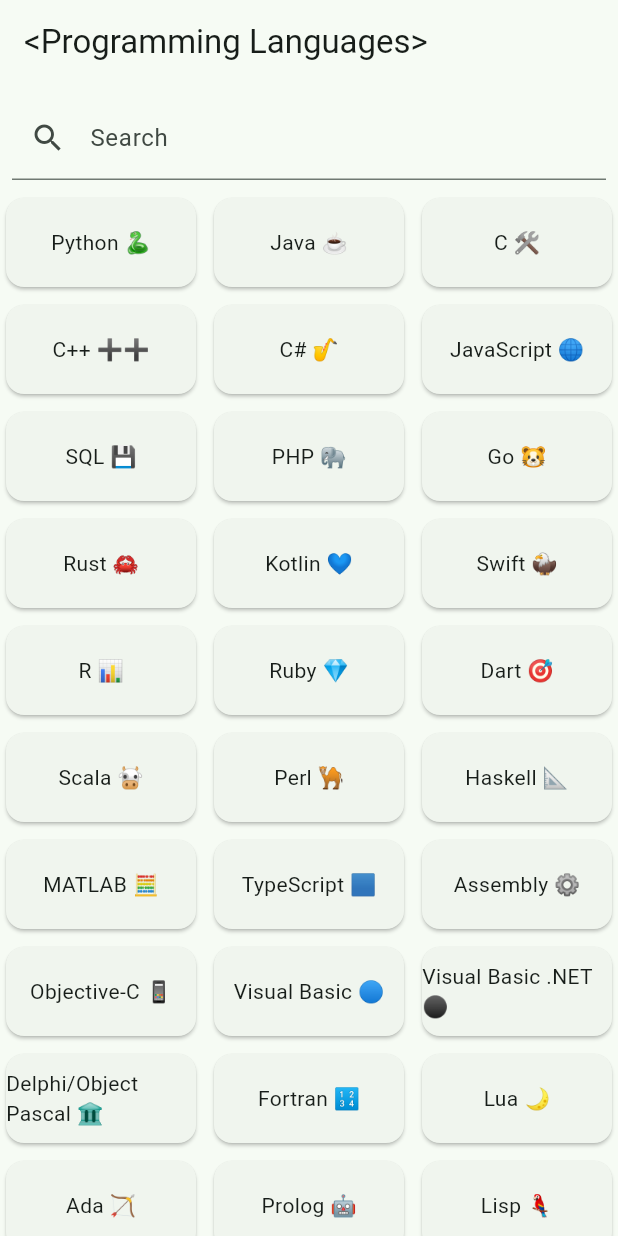
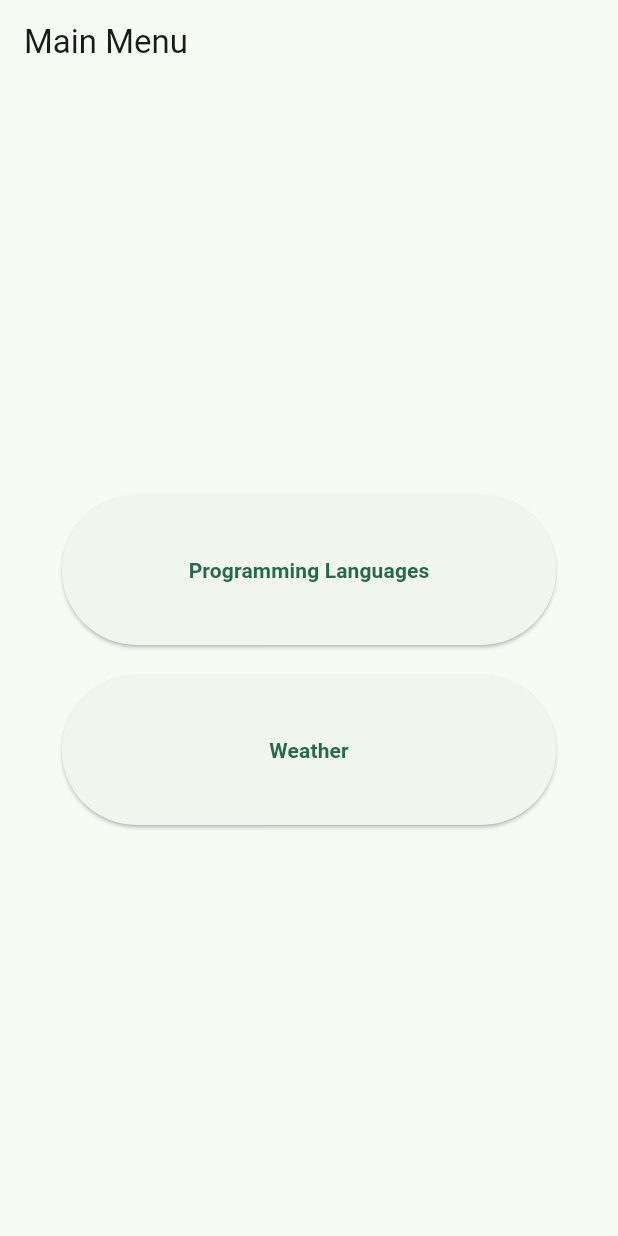
Before and after one commit to leventarican/cookbook-flutter, a Flutter app: the screen it shows after launch, on a phone screen of 412 x 824 dp. Run offline on Flutter 3.47's test engine with Material 3 defaults, Android fonts, the phone set to English and light mode, and no system bars; our stand-ins replace font_awesome_flutter.

Commit message:
introduce new page weather - firebase studio

```diff
--- a/refresh2025/lib/main.dart
+++ b/refresh2025/lib/main.dart
@@ -1,4 +1,7 @@
 import 'package:flutter/material.dart';
+
+import 'weather_page.dart';
+import 'programminglang_page.dart';
 
 void main() {
   runApp(const MyApp());
@@ -11,127 +14,69 @@ class MyApp extends StatelessWidget {
   @override
   Widget build(BuildContext context) {
     return MaterialApp(
-      title: 'Flutter Demo',
+      title: 'firebase-studio-development',
       theme: ThemeData(
-        colorScheme: ColorScheme.fromSeed(seedColor: const Color.fromARGB(255, 47, 131, 92)),
+        colorScheme: ColorScheme.fromSeed(
+          seedColor: const Color.fromARGB(255, 47, 131, 92),
+        ),
       ),
-      home: const MyHomePage(title: 'refresh 2025'),
+      home: const MainScreen(),
     );
   }
 }
 
-class MyHomePage extends StatefulWidget {
-  const MyHomePage({super.key, required this.title});
-
-  final String title;
-
-  @override
-  State<MyHomePage> createState() => _MyHomePageState();
-}
-
-class _MyHomePageState extends State<MyHomePage> {
-  TextEditingController _searchController = TextEditingController();
-  List<String> _allItems = [
-    'Python 🐍',
-    'Java ☕',
-    'C 🛠️',
-    'C++ ➕➕',
-    'C# 🎷',
-    'JavaScript 🌐',
-    'SQL 💾',
-    'PHP 🐘',
-    'Go 🐹',
-    'Rust 🦀',
-    'Kotlin 💙',
-    'Swift 🦅',
-    'R 📊',
-    'Ruby 💎',
-    'Dart 🎯',
-    'Scala 🐮',
-    'Perl 🐪',
-    'Haskell 📐',
-    'MATLAB 🧮',
-    'TypeScript 🟦',
-    'Assembly ⚙️',
-    'Objective-C 📱',
-    'Visual Basic 🔵',
-    'Visual Basic .NET ⚫',
-    'Delphi/Object Pascal 🏛️',
-    'Fortran 🔢',
-    'Lua 🌙',
-    'Ada 🏹',
-    'Prolog 🤖',
-    'Lisp 🦜',
-    'Erlang 🐘',
-    'Elixir ✨',
-    'F# 🎶',
-    'Groovy 🐴',
-    'D 🗜️',
-    'COBOL 🏢',
-    'Julia 🟣',
-    'SAS 🔍',
-    'Scheme 🍃',
-    'Solidity 🛡️',
-    'Shell 🐚',
-    'PowerShell 🔌',
-  ];
-  List<String> _filteredItems = [];
-
-  @override
-  void initState() {
-    super.initState();
-    _filteredItems = List.from(_allItems);
-    _searchController.addListener(_filterItems);
-  }
-
-  void _filterItems() {
-    final query = _searchController.text.toLowerCase();
-    setState(() {
-      _filteredItems = _allItems.where((item) => item.toLowerCase().contains(query)).toList();
-    });
-  }
-
-  @override
-  void dispose() {
-    _searchController.dispose();
-    super.dispose();
-  }
+class MainScreen extends StatelessWidget {
+  const MainScreen({super.key});
 
   @override
   Widget build(BuildContext context) {
     return Scaffold(
-      appBar: AppBar(
-        title: const Text('<Programming Languages>'),
-      ),
-      body: Column(
-        children: [
-          Padding(
-            padding: const EdgeInsets.all(8.0),
-            child: TextField(
-              controller: _searchController,
-              decoration: const InputDecoration(
-                labelText: 'Search',
-                prefixIcon: Icon(Icons.search),
+      appBar: AppBar(title: const Text('Main Menu')),
+      body: Center(
+        child: Column(
+          mainAxisAlignment: MainAxisAlignment.center,
+          children: [
+            ElevatedButton(
+              style: ElevatedButton.styleFrom(
+                minimumSize: Size(
+                  MediaQuery.of(context).size.width * 0.8,
+                  100,
+                ), // Double the size
+              ),
+              onPressed: () {
+                Navigator.push(
+                  context,
+                  MaterialPageRoute(
+                    builder: (context) => const ProgrammingLanguagesPage(),
+                  ),
+                );
+              },
+              child: const Text(
+                'Programming Languages',
+                style: TextStyle(fontWeight: FontWeight.bold),
               ),
             ),
-          ),
-          Expanded(
-            child: GridView.builder(
-              itemCount: _filteredItems.length,
-              gridDelegate: const SliverGridDelegateWithFixedCrossAxisCount(
-                crossAxisCount: 3,
-                childAspectRatio: 2,
-                mainAxisSpacing: 4,
-                crossAxisSpacing: 4,
+            const SizedBox(height: 20), // Add more space between buttons
+            ElevatedButton(
+              style: ElevatedButton.styleFrom(
+                minimumSize: Size(
+                  MediaQuery.of(context).size.width * 0.8,
+                  100,
+                ), // Double the size
               ),
-              itemBuilder: (context, index) {
-                return Card(
-                  child: Center(child: Text(_filteredItems[index])),
+              onPressed: () {
+                Navigator.push(
+                  context,
+                  MaterialPageRoute(builder: (context) => const WeatherPage()),
                 );
               },
+              child: const Text(
+                'Weather',
+                style: TextStyle(fontWeight: FontWeight.bold),
+              ),
             ),
-          ),
-        ],
+          ],
+        ),
       ),
     );
   }
--- a/refresh2025/pubspec.yaml
+++ b/refresh2025/pubspec.yaml
@@ -30,6 +30,8 @@ environment:
 dependencies:
   flutter:
     sdk: flutter
+
+  http: ^1.1.0
 
   # The following adds the Cupertino Icons font to your application.
   # Use with the CupertinoIcons class for iOS style icons.
```
Also changed, not shown: refresh2025/lib/programminglang_page.dart (added, +115 -0 lines), refresh2025/lib/weather_page.dart (added, +158 -0 lines), refresh2025/pubspec.lock, 1 other file.
